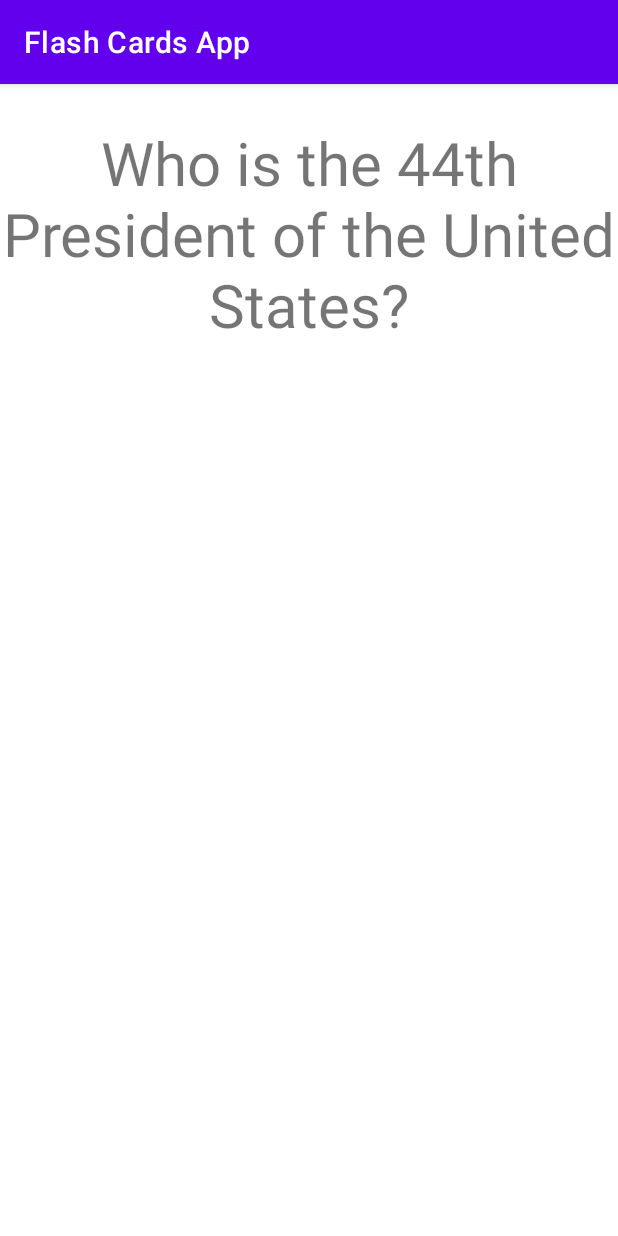
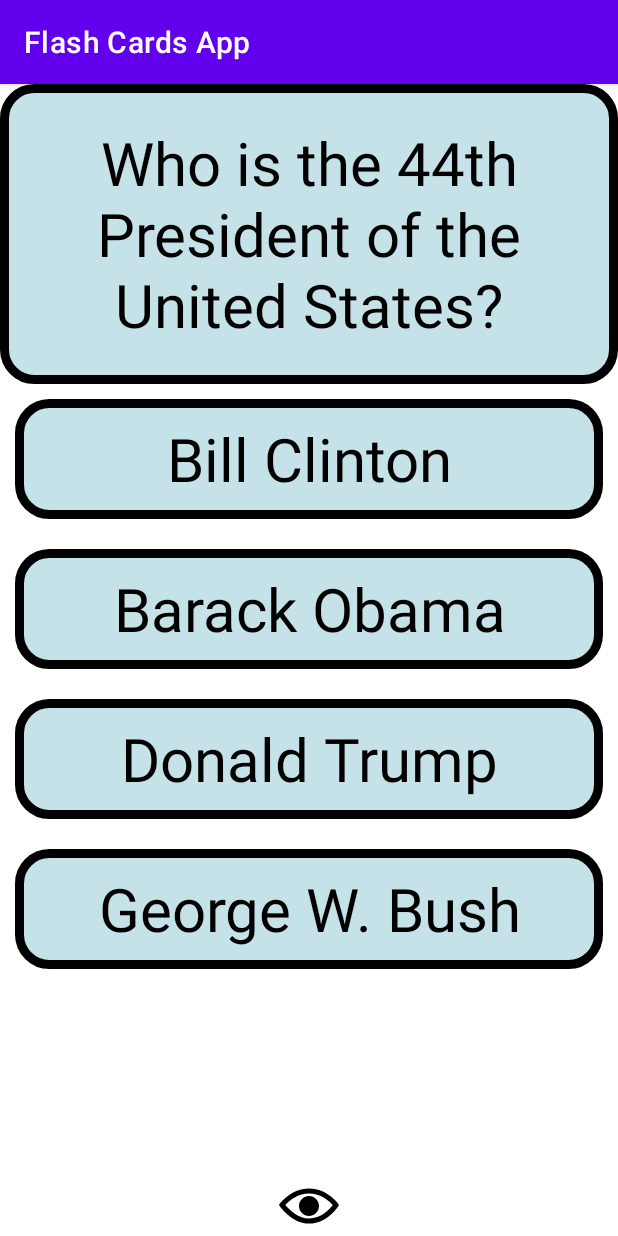
Before and after one commit to jasonagriffis/flashcardapp, an Android app: the screen it shows after launch (MainActivity), on a phone screen of 412 x 824 dp. Run offline under Robolectric (Android 15) with nearby library versions, the phone set to English and light mode, and no system bars.

Commit message:
Initial program established

```diff
--- a/app/src/main/java/com/example/flashcardsapp/MainActivity.java
+++ b/app/src/main/java/com/example/flashcardsapp/MainActivity.java
@@ -1,9 +1,13 @@
 package com.example.flashcardsapp;
 
+import androidx.annotation.DrawableRes;
 import androidx.appcompat.app.AppCompatActivity;
 
+import android.graphics.drawable.Drawable;
+import android.media.Image;
 import android.os.Bundle;
 import android.view.View;
+import android.widget.ImageView;
 import android.widget.TextView;
 
 import static android.view.View.*;
@@ -14,9 +18,19 @@ public class MainActivity extends AppCompatActivity {
     protected void onCreate(Bundle savedInstanceState) {
         super.onCreate(savedInstanceState);
         setContentView(R.layout.activity_main);
+        boolean isShowingAnswers=false;
 
+        // TextViews for questions and answers
         TextView flashcardQuestion = findViewById(R.id.flashcard_question);
         TextView flashcardAnswer = findViewById(R.id.flashcard_answer);
+
+        // TextViews for the multiple choice answers
+        TextView multipleChoiceAnswer1 = findViewById(R.id.multiple_choice1);
+        TextView multipleChoiceAnswer2 = findViewById(R.id.multiple_choice2);
+        TextView multipleChoiceAnswer3 = findViewById(R.id.multiple_choice3);
+        TextView multipleChoiceAnswer4 = findViewById(R.id.multiple_choice4);
+
+        // OnClickListeners to alternate the question and answer on screen.
         flashcardQuestion.setOnClickListener(new View.OnClickListener() {
             @Override
             public void onClick(View v) {
@@ -29,6 +43,47 @@ public class MainActivity extends AppCompatActivity {
             public void onClick(View v) {
                 flashcardAnswer.setVisibility(View.INVISIBLE);
                 flashcardQuestion.setVisibility(View.VISIBLE);
+                multipleChoiceAnswer1.setBackground(getResources().getDrawable(R.drawable.card_background1));
+                multipleChoiceAnswer2.setBackground(getResources().getDrawable(R.drawable.card_background1));
+                multipleChoiceAnswer3.setBackground(getResources().getDrawable(R.drawable.card_background1));
+                multipleChoiceAnswer4.setBackground(getResources().getDrawable(R.drawable.card_background1));
+            }
+        });
+
+        // OnClickListeners for the multiple choice answers
+        multipleChoiceAnswer1.setOnClickListener(new View.OnClickListener() {
+            @Override
+            public void onClick(View v) {
+                flashcardQuestion.setVisibility(INVISIBLE);
+                flashcardAnswer.setVisibility(VISIBLE);
+                multipleChoiceAnswer1.setBackground(getResources().getDrawable(R.drawable.card_background3));
+                multipleChoiceAnswer2.setBackground(getResources().getDrawable(R.drawable.card_background2));
+            }
+        });
+        multipleChoiceAnswer2.setOnClickListener(new View.OnClickListener() {
+            @Override
+            public void onClick(View v) {
+                flashcardQuestion.setVisibility(INVISIBLE);
+                flashcardAnswer.setVisibility(VISIBLE);
+                multipleChoiceAnswer2.setBackground(getResources().getDrawable(R.drawable.card_background2));
+            }
+        });
+        multipleChoiceAnswer3.setOnClickListener(new View.OnClickListener() {
+            @Override
+            public void onClick(View v) {
+                flashcardQuestion.setVisibility(INVISIBLE);
+                flashcardAnswer.setVisibility(VISIBLE);
+                multipleChoiceAnswer3.setBackground(getResources().getDrawable(R.drawable.card_background3));
+                multipleChoiceAnswer2.setBackground(getResources().getDrawable(R.drawable.card_background2));
+            }
+        });
+        multipleChoiceAnswer4.setOnClickListener(new View.OnClickListener() {
+            @Override
+            public void onClick(View v) {
+                flashcardQuestion.setVisibility(INVISIBLE);
+                flashcardAnswer.setVisibility(VISIBLE);
+                multipleChoiceAnswer4.setBackground(getResources().getDrawable(R.drawable.card_background3));
+                multipleChoiceAnswer2.setBackground(getResources().getDrawable(R.drawable.card_background2));
             }
         });
     }
--- /dev/null
+++ b/app/src/main/res/drawable/card_background1.xml
@@ -0,0 +1,7 @@
+<?xml version="1.0" encoding="utf-8"?>
+<shape xmlns:android="http://schemas.android.com/apk/res/android"
+    android:shape="rectangle">
+    <corners android:radius="20dp" />
+    <stroke android:color="#000000" android:width="6dp" />
+    <solid android:color="#c6e2e9" />
+</shape>
--- /dev/null
+++ b/app/src/main/res/drawable/card_background2.xml
@@ -0,0 +1,7 @@
+<?xml version="1.0" encoding="utf-8"?>
+<shape xmlns:android="http://schemas.android.com/apk/res/android"
+    android:shape="rectangle">
+    <corners android:radius="20dp" />
+    <stroke android:color="#000000" android:width="6dp" />
+    <solid android:color="#f1ffc4" />
+</shape>
--- /dev/null
+++ b/app/src/main/res/drawable/card_background3.xml
@@ -0,0 +1,7 @@
+<?xml version="1.0" encoding="utf-8"?>
+<shape xmlns:android="http://schemas.android.com/apk/res/android"
+    android:shape="rectangle">
+    <corners android:radius="20dp" />
+    <stroke android:color="#000000" android:width="6dp" />
+    <solid android:color="#ffcaaf" />
+</shape>
--- /dev/null
+++ b/app/src/main/res/drawable/eye_hidden.xml
@@ -0,0 +1,9 @@
+<vector xmlns:android="http://schemas.android.com/apk/res/android"
+    android:width="24dp"
+    android:height="24dp"
+    android:viewportWidth="24"
+    android:viewportHeight="24">
+  <path
+      android:fillColor="#FF000000"
+      android:pathData="M19.604,2.562l-3.346,3.137c-1.27,-0.428 -2.686,-0.699 -4.243,-0.699 -7.569,0 -12.015,6.551 -12.015,6.551s1.928,2.951 5.146,5.138l-2.911,2.909 1.414,1.414 17.37,-17.035 -1.415,-1.415zM13.588,8.341c-3.288,-1.453 -6.681,1.908 -5.265,5.206l-1.726,1.707c-1.814,-1.16 -3.225,-2.65 -4.06,-3.66 1.493,-1.648 4.817,-4.594 9.478,-4.594 0.927,0 1.796,0.119 2.61,0.315l-1.037,1.026zM10.705,15.772l5.09,-4.993c1.017,3.111 -2.003,6.067 -5.09,4.993zM24,11.551s-4.252,7.449 -11.985,7.449c-1.379,0 -2.662,-0.291 -3.851,-0.737l1.614,-1.583c0.715,0.193 1.458,0.32 2.237,0.32 4.791,0 8.104,-3.527 9.504,-5.364 -0.729,-0.822 -1.956,-1.99 -3.587,-2.952l1.489,-1.46c2.982,1.9 4.579,4.327 4.579,4.327z"/>
+</vector>
--- /dev/null
+++ b/app/src/main/res/drawable/eye_shown.xml
@@ -0,0 +1,9 @@
+<vector xmlns:android="http://schemas.android.com/apk/res/android"
+    android:width="24dp"
+    android:height="24dp"
+    android:viewportWidth="24"
+    android:viewportHeight="24">
+  <path
+      android:fillColor="#FF000000"
+      android:pathData="M12.015,7c4.751,0 8.063,3.012 9.504,4.636 -1.401,1.837 -4.713,5.364 -9.504,5.364 -4.42,0 -7.93,-3.536 -9.478,-5.407 1.493,-1.647 4.817,-4.593 9.478,-4.593zM12.015,5c-7.569,0 -12.015,6.551 -12.015,6.551s4.835,7.449 12.015,7.449c7.733,0 11.985,-7.449 11.985,-7.449s-4.291,-6.551 -11.985,-6.551zM12,8c-2.209,0 -4,1.792 -4,4 0,2.209 1.791,4 4,4s4,-1.791 4,-4c0,-2.208 -1.791,-4 -4,-4z"/>
+</vector>
--- a/app/src/main/res/layout/activity_main.xml
+++ b/app/src/main/res/layout/activity_main.xml
@@ -11,6 +11,9 @@
         android:layout_width="match_parent"
         android:layout_height="200dp"
         android:gravity="center"
+        android:background="@drawable/card_background1"
+        android:textColor="#000000"
+        android:padding="20dp"
         android:text="Who is the 44th President of the United States?"
         android:textSize="40sp" />
 
@@ -20,6 +23,65 @@
         android:layout_width="match_parent"
         android:layout_height="200dp"
         android:gravity="center"
+        android:background="@drawable/card_background2"
+        android:textColor="#000000"
         android:text="Barack Obama"
         android:textSize="40sp" />
+
+    <TextView
+        android:id="@+id/multiple_choice1"
+        android:layout_width="match_parent"
+        android:layout_below="@id/flashcard_question"
+        android:layout_margin="10dp"
+        android:layout_height="80dp"
+        android:gravity="center"
+        android:background="@drawable/card_background1"
+        android:textColor="#000000"
+        android:textSize="40sp"
+        android:text="Bill Clinton" />
+
+    <TextView
+        android:id="@+id/multiple_choice2"
+        android:layout_width="match_parent"
+        android:layout_below="@id/multiple_choice1"
+        android:layout_margin="10dp"
+        android:layout_height="80dp"
+        android:gravity="center"
+        android:background="@drawable/card_background1"
+        android:textColor="#000000"
+        android:textSize="40sp"
+        android:text="Barack Obama" />
+
+    <TextView
+        android:id="@+id/multiple_choice3"
+        android:layout_width="match_parent"
+        android:layout_below="@id/multiple_choice2"
+        android:layout_margin="10dp"
+        android:layout_height="80dp"
+        android:gravity="center"
+        android:background="@drawable/card_background1"
+        android:textColor="#000000"
+        android:textSize="40sp"
+        android:text="Donald Trump" />
+
+    <TextView
+        android:id="@+id/multiple_choice4"
+        android:layout_width="match_parent"
+        android:layout_below="@id/multiple_choice3"
+        android:layout_margin="10dp"
+        android:layout_height="80dp"
+        android:gravity="center"
+        android:background="@drawable/card_background1"
+        android:textColor="#000000"
+        android:textSize="40sp"
+        android:text="George W. Bush" />
+
+    <ImageView
+        android:id="@+id/toggle_choices_visibility"
+        android:layout_width="40dp"
+        android:layout_height="40dp"
+        android:layout_alignParentBottom="true"
+        android:layout_centerHorizontal="true"
+        android:src="@drawable/eye_shown" />
+
 </RelativeLayout>
--- a/app/src/main/res/values/colors.xml
+++ b/app/src/main/res/values/colors.xml
@@ -7,4 +7,6 @@
     <color name="teal_700">#FF018786</color>
     <color name="black">#FF000000</color>
     <color name="white">#FFFFFFFF</color>
+    <color name="cream">#f1ffc4</color>
+    <color name="columbiaBlue">#c6e2e9</color>
 </resources>
```
